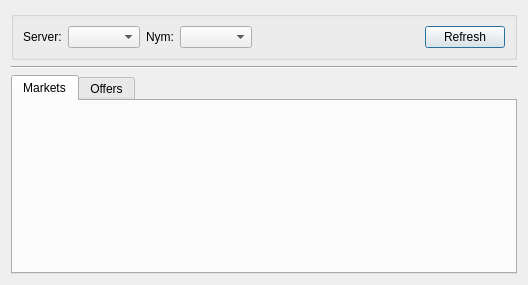
Old version of the form src/moneychanger/UI/dlgmarkets.ui in the repository Open-Transactions/Moneychanger.
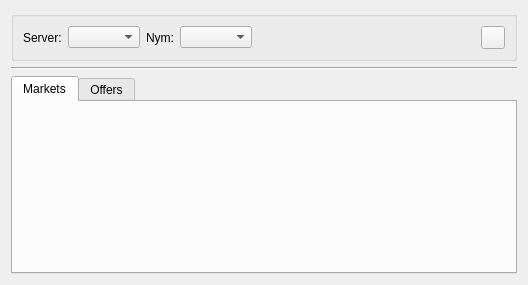
New version of the form.

Patch:
```diff
--- a/src/moneychanger/UI/dlgmarkets.ui
+++ b/src/moneychanger/UI/dlgmarkets.ui
@@ -62,9 +62,9 @@
        </spacer>
       </item>
       <item>
-       <widget class="QPushButton" name="pushButtonRefresh">
+       <widget class="QToolButton" name="toolButton">
         <property name="text">
-         <string>Refresh</string>
+         <string/>
         </property>
        </widget>
       </item>
```
